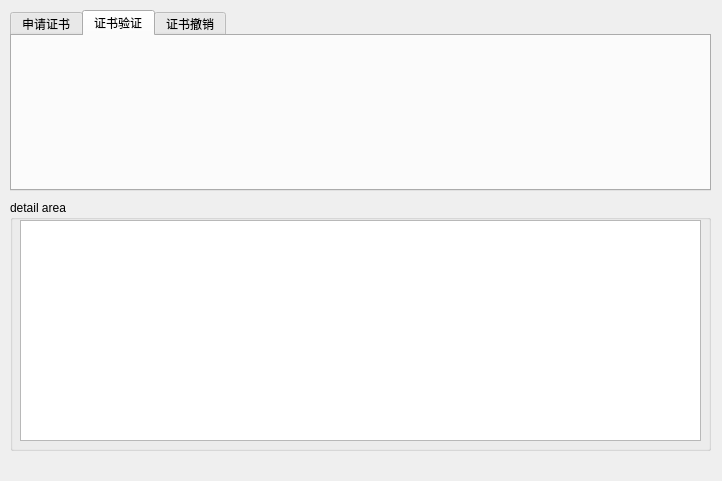
This is mainwindow.ui in zengrx/openssl_ca as Qt 5 draws it before an edit. The edited form follows.
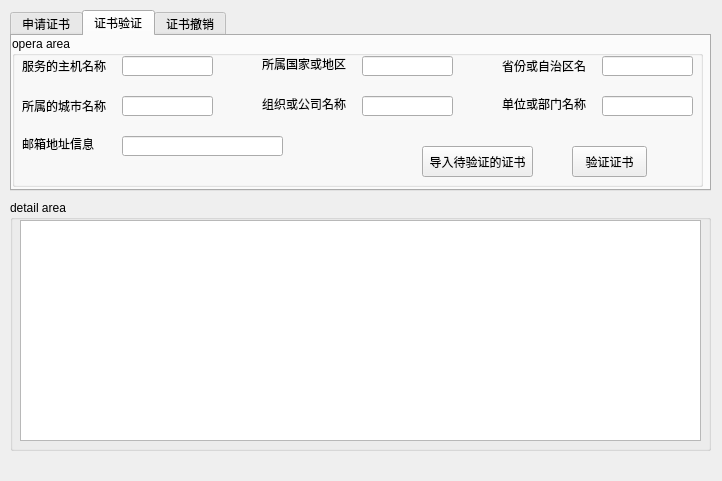
This is the edited form. The open tabs and pages were chosen to show the change.

Patch:
```diff
--- a/mainwindow.ui
+++ b/mainwindow.ui
@@ -264,6 +264,206 @@
      <attribute name="title">
       <string>证书验证</string>
      </attribute>
+     <widget class="QGroupBox" name="groupBox_3">
+      <property name="geometry">
+       <rect>
+        <x>0</x>
+        <y>0</y>
+        <width>691</width>
+        <height>151</height>
+       </rect>
+      </property>
+      <property name="title">
+       <string>opera area</string>
+      </property>
+      <widget class="QLabel" name="label_22">
+       <property name="geometry">
+        <rect>
+         <x>10</x>
+         <y>20</y>
+         <width>91</width>
+         <height>20</height>
+        </rect>
+       </property>
+       <property name="text">
+        <string>服务的主机名称</string>
+       </property>
+      </widget>
+      <widget class="QLineEdit" name="lineEdit_22">
+       <property name="geometry">
+        <rect>
+         <x>110</x>
+         <y>20</y>
+         <width>91</width>
+         <height>20</height>
+        </rect>
+       </property>
+      </widget>
+      <widget class="QLabel" name="label_23">
+       <property name="geometry">
+        <rect>
+         <x>250</x>
+         <y>20</y>
+         <width>91</width>
+         <height>16</height>
+        </rect>
+       </property>
+       <property name="text">
+        <string>所属国家或地区</string>
+       </property>
+      </widget>
+      <widget class="QLineEdit" name="lineEdit_23">
+       <property name="geometry">
+        <rect>
+         <x>350</x>
+         <y>20</y>
+         <width>91</width>
+         <height>20</height>
+        </rect>
+       </property>
+      </widget>
+      <widget class="QLabel" name="label_24">
+       <property name="geometry">
+        <rect>
+         <x>250</x>
+         <y>60</y>
+         <width>91</width>
+         <height>16</height>
+        </rect>
+       </property>
+       <property name="text">
+        <string>组织或公司名称</string>
+       </property>
+      </widget>
+      <widget class="QLineEdit" name="lineEdit_24">
+       <property name="geometry">
+        <rect>
+         <x>590</x>
+         <y>20</y>
+         <width>91</width>
+         <height>20</height>
+        </rect>
+       </property>
+      </widget>
+      <widget class="QLabel" name="label_25">
+       <property name="geometry">
+        <rect>
+         <x>490</x>
+         <y>60</y>
+         <width>91</width>
+         <height>16</height>
+        </rect>
+       </property>
+       <property name="text">
+        <string>单位或部门名称</string>
+       </property>
+      </widget>
+      <widget class="QLineEdit" name="lineEdit_25">
+       <property name="geometry">
+        <rect>
+         <x>110</x>
+         <y>60</y>
+         <width>91</width>
+         <height>20</height>
+        </rect>
+       </property>
+      </widget>
+      <widget class="QPushButton" name="pushButton_7">
+       <property name="geometry">
+        <rect>
+         <x>410</x>
+         <y>110</y>
+         <width>111</width>
+         <height>31</height>
+        </rect>
+       </property>
+       <property name="text">
+        <string>导入待验证的证书</string>
+       </property>
+      </widget>
+      <widget class="QLabel" name="label_26">
+       <property name="geometry">
+        <rect>
+         <x>490</x>
+         <y>20</y>
+         <width>91</width>
+         <height>20</height>
+        </rect>
+       </property>
+       <property name="text">
+        <string>省份或自治区名</string>
+       </property>
+      </widget>
+      <widget class="QLabel" name="label_27">
+       <property name="geometry">
+        <rect>
+         <x>10</x>
+         <y>60</y>
+         <width>91</width>
+         <height>20</height>
+        </rect>
+       </property>
+       <property name="text">
+        <string>所属的城市名称</string>
+       </property>
+      </widget>
+      <widget class="QLineEdit" name="lineEdit_26">
+       <property name="geometry">
+        <rect>
+         <x>350</x>
+         <y>60</y>
+         <width>91</width>
+         <height>20</height>
+        </rect>
+       </property>
+      </widget>
+      <widget class="QLineEdit" name="lineEdit_27">
+       <property name="geometry">
+        <rect>
+         <x>590</x>
+         <y>60</y>
+         <width>91</width>
+         <height>20</height>
+        </rect>
+       </property>
+      </widget>
+      <widget class="QLabel" name="label_28">
+       <property name="geometry">
+        <rect>
+         <x>10</x>
+         <y>100</y>
+         <width>91</width>
+         <height>16</height>
+        </rect>
+       </property>
+       <property name="text">
+        <string>邮箱地址信息</string>
+       </property>
+      </widget>
+      <widget class="QLineEdit" name="lineEdit_28">
+       <property name="geometry">
+        <rect>
+         <x>110</x>
+         <y>100</y>
+         <width>161</width>
+         <height>20</height>
+        </rect>
+       </property>
+      </widget>
+      <widget class="QPushButton" name="pushButton_8">
+       <property name="geometry">
+        <rect>
+         <x>560</x>
+         <y>110</y>
+         <width>75</width>
+         <height>31</height>
+        </rect>
+       </property>
+       <property name="text">
+        <string>验证证书</string>
+       </property>
+      </widget>
+     </widget>
     </widget>
     <widget class="QWidget" name="tab_3">
      <attribute name="title">
```
